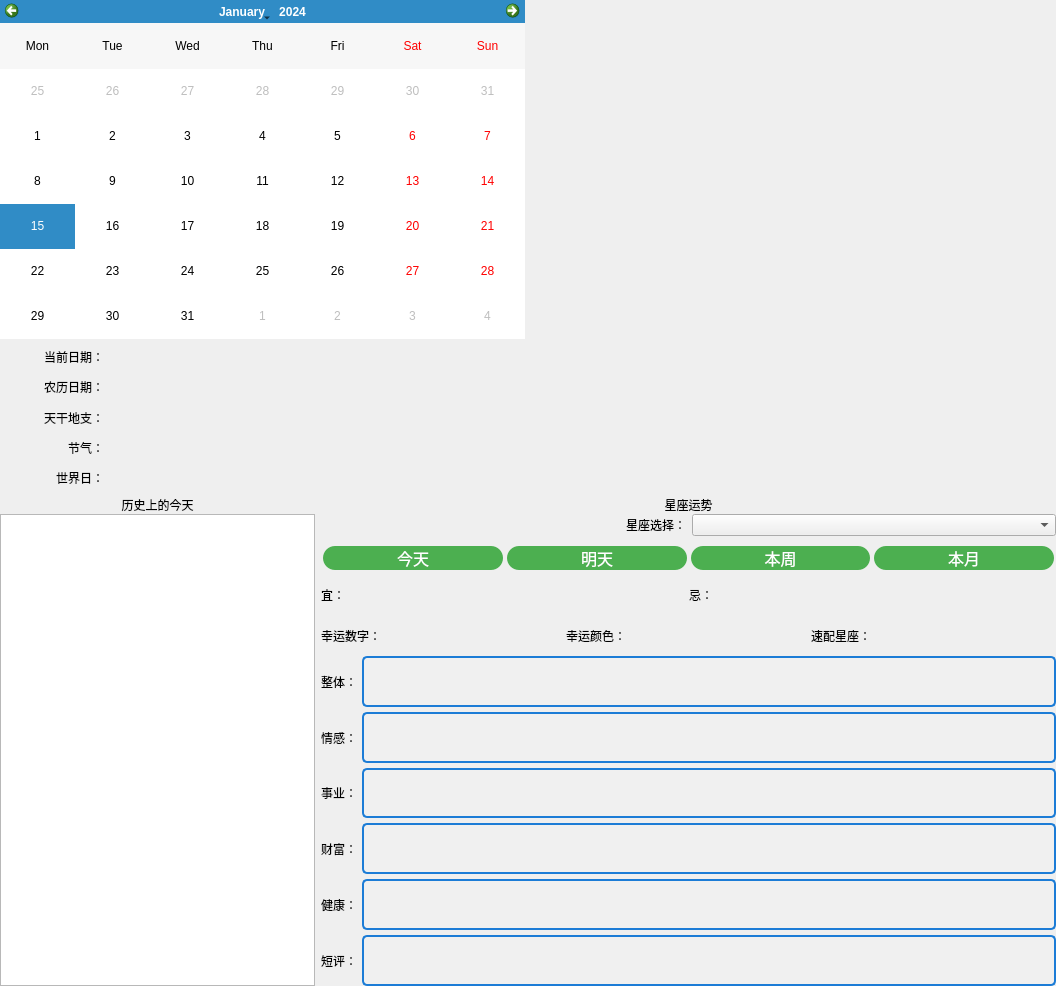
The window that ui/calendar.ui (Younger-Chan/everyday) describes before a commit, drawn with Qt 5.
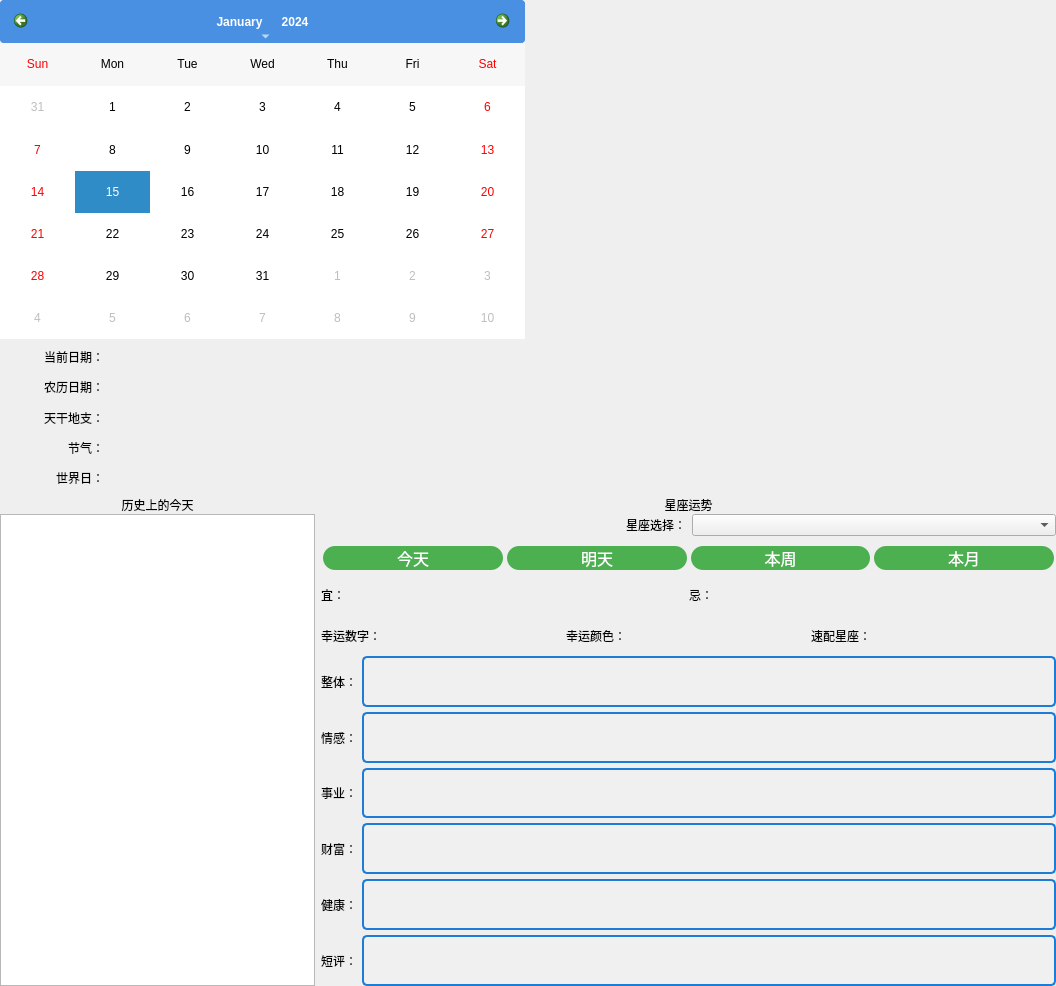
The same window after the commit.

Commit message: 修改日历的样式

What changed in the file:
```diff
--- a/ui/calendar.ui
+++ b/ui/calendar.ui
@@ -34,6 +34,159 @@
         <layout class="QVBoxLayout" name="verticalLayout_3" stretch="7,3">
          <item>
           <widget class="QCalendarWidget" name="calendarWidget">
+           <property name="styleSheet">
+            <string notr="true">/* 设置整个日历的背景颜色 */
+QCalendarWidget {
+    background-color: #f0f0f0;
+    color: #333333;
+    border: 1px solid #dcdcdc;
+}
+
+/* 设置导航栏的样式 */
+QCalendarWidget QWidget#qt_calendar_navigationbar {
+    background-color: #4a90e2;
+    color: white;
+}
+
+/* 设置前一个月按钮的背景图片 */
+QCalendarWidget QToolButton#qt_calendar_prevmonth {
+    background-color: transparent; /* 透明背景 */
+    border: none;
+    border-radius: 4px;
+    padding: 5px;
+    min-width: 30px;
+    min-height: 30px;
+    icon-size: 16px;
+}
+
+/* 设置下一个月按钮的背景图片 */
+QCalendarWidget QToolButton#qt_calendar_nextmonth {
+    background-color: transparent; /* 透明背景 */
+    border: none;
+    border-radius: 4px;
+    padding: 5px;
+    min-width: 30px;
+    min-height: 30px;
+    icon-size: 16px;
+}
+
+/* 设置前一个月按钮的样式 */
+QCalendarWidget QToolButton#qt_calendar_prevmonth {
+    background-color: #4a90e2;
+    color: white;
+    border: none;
+    border-radius: 4px;
+    padding: 5px;
+    min-width: 30px;
+    min-height: 30px;
+    icon-size: 16px;
+}
+
+/* 设置前一个月按钮的悬停样式 */
+QCalendarWidget QToolButton#qt_calendar_prevmonth:hover {
+    background-color: #357ABD;
+}
+
+/* 设置下一个月按钮的样式 */
+QCalendarWidget QToolButton#qt_calendar_nextmonth {
+    background-color: #4a90e2;
+    color: white;
+    border: none;
+    border-radius: 4px;
+    padding: 5px;
+    min-width: 30px;
+    min-height: 30px;
+    icon-size: 16px;
+}
+
+/* 设置下一个月按钮的悬停样式 */
+QCalendarWidget QToolButton#qt_calendar_nextmonth:hover {
+    background-color: #357ABD;
+}
+
+/* 设置月份和年份选择按钮的样式 */
+QCalendarWidget QToolButton#qt_calendar_monthbutton,
+QCalendarWidget QToolButton#qt_calendar_yearbutton {
+    background-color: #4a90e2;
+    color: white;
+    border: none;
+    border-radius: 4px;
+    padding: 5px;
+}
+
+/* 设置日期单元格的样式 */
+QCalendarWidget QTableView QAbstractItemView {
+    background-color: #ffffff;
+    selection-background-color: #4a90e2;
+    selection-color: white;
+}
+
+/* 设置周末的背景颜色 */
+QCalendarWidget QTableView QAbstractItemView::item {
+    background-color: #ffffff;
+    color: #333333;
+}
+
+QCalendarWidget QTableView QAbstractItemView::item:enabled {
+    background-color: #ffffff;
+    color: #333333;
+}
+
+QCalendarWidget QTableView QAbstractItemView::item:enabled:selected {
+    background-color: #4a90e2;
+    color: white;
+}
+
+QCalendarWidget QTableView QAbstractItemView::item:enabled:hover {
+    background-color: #e0e0e0;
+    color: #333333;
+}
+
+/* 设置周末的字体颜色 */
+QCalendarWidget QTableView QAbstractItemView::item:enabled:alternate {
+    background-color: #f9f9f9;
+    color: #ff0000; /* 红色表示周末 */
+}
+
+/* 设置今天的日期样式 */
+QCalendarWidget QTableView QAbstractItemView::item:enabled:focus {
+    border: 1px solid #4a90e2;
+    background-color: #4a90e2;
+    color: white;
+}
+
+/* 设置标题栏的样式 */
+QCalendarWidget QWidget#qt_calendar_navigationbar {
+    background-color: #4a90e2;
+    color: white;
+    border: none;
+    border-radius: 4px;
+    padding: 5px;
+}
+
+/* 设置月份和年份选择按钮的样式 */
+QCalendarWidget QToolButton#qt_calendar_monthbutton,
+QCalendarWidget QToolButton#qt_calendar_yearbutton {
+    background-color: #4a90e2;
+    color: white;
+    border: none;
+    border-radius: 4px;
+    padding: 5px;
+}
+
+/* 设置前一个月和下一个月按钮的样式 */
+QCalendarWidget QToolButton#qt_calendar_prevmonth,
+QCalendarWidget QToolButton#qt_calendar_nextmonth {
+    background-color: #4a90e2;
+    color: white;
+    border: none;
+    border-radius: 4px;
+    padding: 5px;
+}</string>
+           </property>
+           <property name="firstDayOfWeek">
+            <enum>Qt::Sunday</enum>
+           </property>
            <property name="verticalHeaderFormat">
             <enum>QCalendarWidget::NoVerticalHeader</enum>
            </property>
```
Left out of the diff: 12 changed lines with no effect on the pictures.
